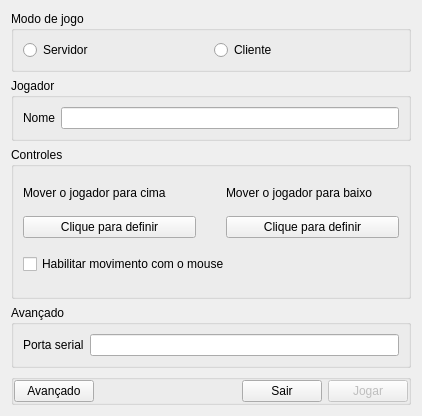
First picture: the form in src/gameoptions.ui, repository eduardoweiland/serial-pong, before the edit.
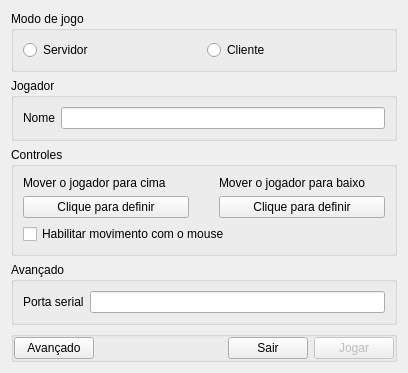
Second picture: the form after the edit. Icons and pictures are not drawn.

```diff
--- a/src/gameoptions.ui
+++ b/src/gameoptions.ui
@@ -9,14 +9,14 @@
    <rect>
     <x>0</x>
     <y>0</y>
-    <width>422</width>
-    <height>416</height>
+    <width>408</width>
+    <height>347</height>
    </rect>
   </property>
   <property name="windowTitle">
    <string>Opções</string>
   </property>
-  <layout class="QVBoxLayout" name="verticalLayout" stretch="1,1,5,1,1">
+  <layout class="QVBoxLayout" name="verticalLayout" stretch="1,1,3,1,1">
    <item>
     <widget class="QGroupBox" name="groupModeSelect">
      <property name="title">
```
